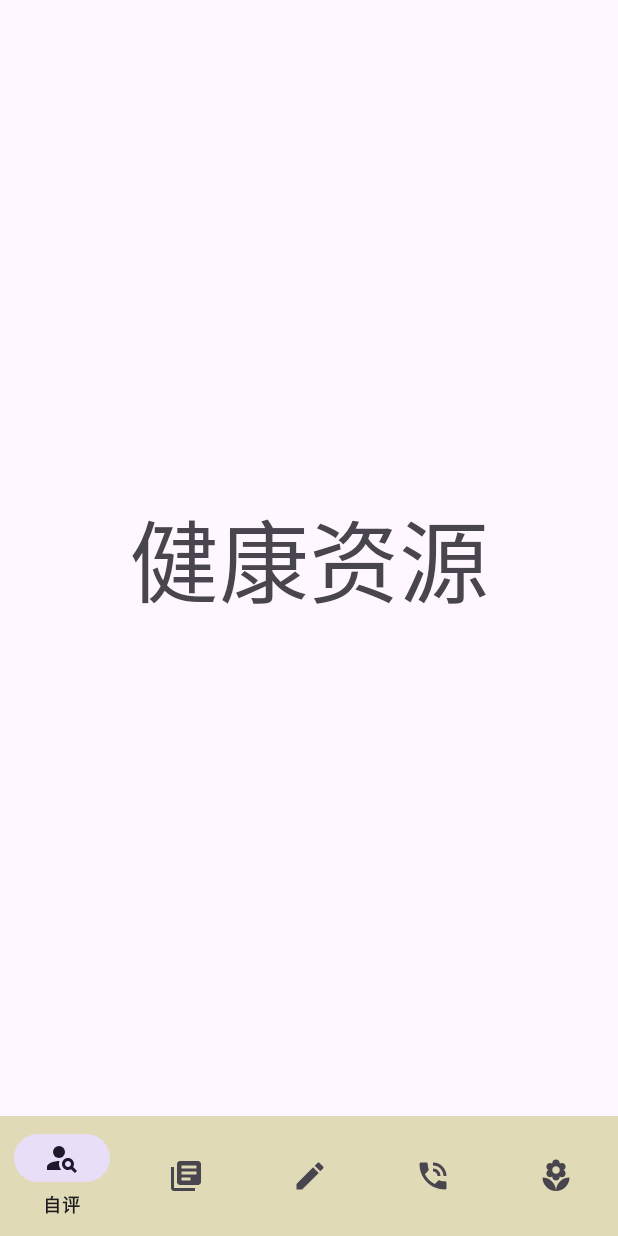
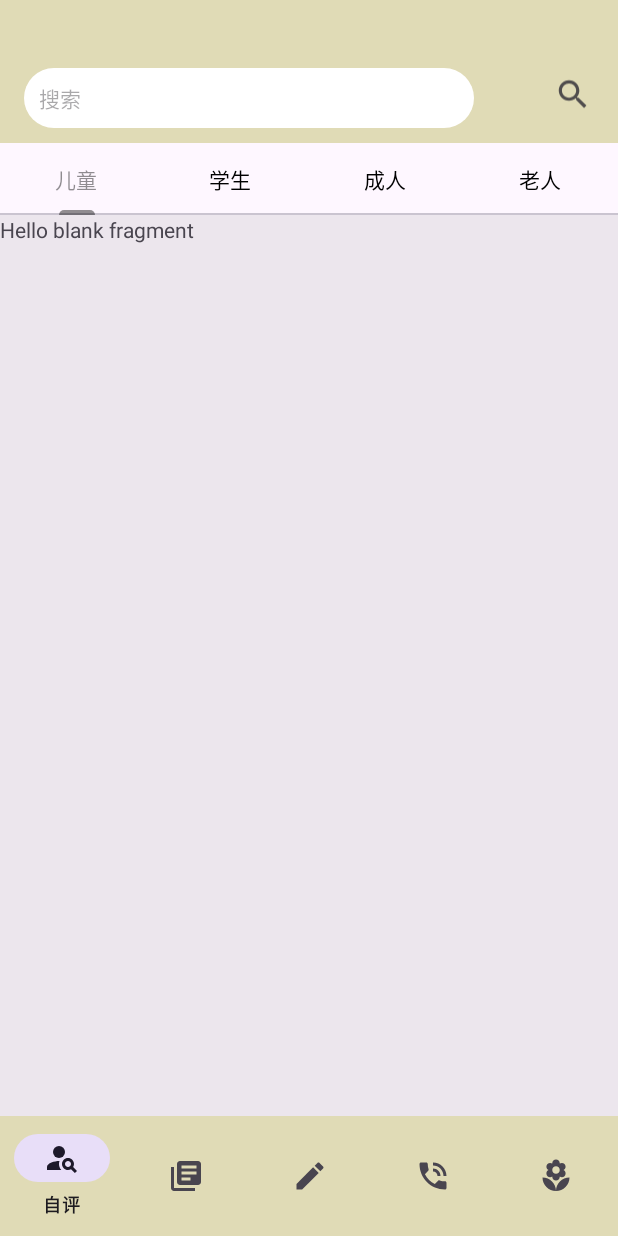
Before and after one commit to TsangHaotian/Mental_health_programs-Collaborative_projects, an Android app: the fragment health_resourcesFragment placed in its activity, on a phone screen of 412 x 824 dp. Run offline under Robolectric (Android 15) with nearby library versions, the phone set to English and light mode, and no system bars.

Commit message:
蒋丽颖
更新了健康资源界面，做了分类板块

```diff
--- a/app/src/main/java/com/example/mental_health_programs_collaborative_projects/fragment/health_resourcesFragment.java
+++ b/app/src/main/java/com/example/mental_health_programs_collaborative_projects/fragment/health_resourcesFragment.java
@@ -2,20 +2,92 @@ package com.example.mental_health_programs_collaborative_projects.fragment;
 
 import android.os.Bundle;
 
+import androidx.annotation.NonNull;
 import androidx.fragment.app.Fragment;
+import androidx.viewpager2.adapter.FragmentStateAdapter;
+import androidx.viewpager2.widget.ViewPager2;
 
 import android.view.LayoutInflater;
 import android.view.View;
 import android.view.ViewGroup;
 
 import com.example.mental_health_programs_collaborative_projects.R;
+import com.example.mental_health_programs_collaborative_projects.health_resource_fragment.TabNewsFragment;
+import com.google.android.material.tabs.TabLayout;
+import com.google.android.material.tabs.TabLayoutMediator;
 
 public class health_resourcesFragment extends Fragment {
-
+    private String[] titles = {"儿童", "学生", "成人", "老人"};
+    private TabLayout tab_layout;
+    private ViewPager2 viewPager;
 
     @Override
     public View onCreateView(LayoutInflater inflater, ViewGroup container, Bundle savedInstanceState) {
         // Inflate the layout for this fragment
         return inflater.inflate(R.layout.fragment_health_resources, container, false);
+
+
     }
+//        初始化控件
+        @Override
+        public void onViewCreated(View view, Bundle savedInstanceState) {
+            super.onViewCreated(view, savedInstanceState);
+
+            // 初始化控件
+            tab_layout = view.findViewById(R.id.tab_layout);
+            viewPager = view.findViewById(R.id.viewPager);
+
+
+//            viewPager 需要设置一个adapter
+
+            viewPager.setAdapter(new FragmentStateAdapter(this) {
+                @NonNull
+                @Override
+                public Fragment createFragment(int position) {
+                    String title = titles[position];
+                    TabNewsFragment tabNewsFragment = TabNewsFragment.newInstance(title);
+
+
+                    return tabNewsFragment;
+                }
+
+                @Override
+                public int getItemCount() {
+                    return titles.length;
+                }
+            });
+
+
+//            tab_layout点击事件
+            tab_layout.addOnTabSelectedListener(new TabLayout.OnTabSelectedListener() {
+                @Override
+                public void onTabSelected(TabLayout.Tab tab) {
+
+
+//                    设置viewPageer选中当前页
+                }
+
+                @Override
+                public void onTabUnselected(TabLayout.Tab tab) {
+
+                }
+
+                @Override
+                public void onTabReselected(TabLayout.Tab tab) {
+
+                }
+            });
+
+
+//            tab_layout和viewPager关联在一起
+            TabLayoutMediator tabLayoutMediator = new TabLayoutMediator(tab_layout, viewPager, new TabLayoutMediator.TabConfigurationStrategy() {
+                @Override
+                public void onConfigureTab(@NonNull TabLayout.Tab tab, int position) {
+                    tab.setText(titles[position]);
+                }
+            });
+            tabLayoutMediator.attach();
+        }
+
+
 }
--- /dev/null
+++ b/app/src/main/java/com/example/mental_health_programs_collaborative_projects/health_resource_fragment/TabNewsFragment.java
@@ -0,0 +1,46 @@
+package com.example.mental_health_programs_collaborative_projects.health_resource_fragment;
+
+import android.os.Bundle;
+
+import androidx.fragment.app.Fragment;
+
+import android.view.LayoutInflater;
+import android.view.View;
+import android.view.ViewGroup;
+
+import com.example.mental_health_programs_collaborative_projects.R;
+
+public class TabNewsFragment extends Fragment {
+
+
+    private static final String ARG_PARAM = "title";
+    private String title;
+
+
+    public TabNewsFragment() {
+
+    }
+
+    public static TabNewsFragment newInstance(String param) {
+        TabNewsFragment fragment = new TabNewsFragment();
+        Bundle args = new Bundle();
+        args.putString(ARG_PARAM, param);
+        fragment.setArguments(args);
+        return fragment;
+    }
+
+    @Override
+    public void onCreate(Bundle savedInstanceState) {
+        super.onCreate(savedInstanceState);
+        if (getArguments() != null) {
+            title = getArguments().getString(ARG_PARAM);
+        }
+    }
+
+    @Override
+    public View onCreateView(LayoutInflater inflater, ViewGroup container,
+                             Bundle savedInstanceState) {
+        // Inflate the layout for this fragment
+        return inflater.inflate(R.layout.fragment_tab_news, container, false);
+    }
+}
--- /dev/null
+++ b/app/src/main/res/drawable/rounded_corners.xml
@@ -0,0 +1,5 @@
+<?xml version="1.0" encoding="utf-8"?>
+<shape xmlns:android="http://schemas.android.com/apk/res/android">
+    <solid android:color="@color/white"/> <!-- 背景颜色 -->
+    <corners android:radius="20dp"/><!-- 圆角半径 -->
+</shape>
--- /dev/null
+++ b/app/src/main/res/drawable/search_icon.xml
@@ -0,0 +1,4 @@
+<vector xmlns:android="http://schemas.android.com/apk/res/android" android:height="24dp" android:tint="#504D4D" android:viewportHeight="24" android:viewportWidth="24" android:width="24dp">
+
+    <path android:fillColor="@android:color/white" android:pathData="M15.5,14h-0.79l-0.28,-0.27C15.41,12.59 16,11.11 16,9.5 16,5.91 13.09,3 9.5,3S3,5.91 3,9.5 5.91,16 9.5,16c1.61,0 3.09,-0.59 4.23,-1.57l0.27,0.28v0.79l5,4.99L20.49,19l-4.99,-5zM9.5,14C7.01,14 5,11.99 5,9.5S7.01,5 9.5,5 14,7.01 14,9.5 11.99,14 9.5,14z"/>
+</vector>
--- a/app/src/main/res/layout/fragment_health_resources.xml
+++ b/app/src/main/res/layout/fragment_health_resources.xml
@@ -3,18 +3,83 @@
     xmlns:tools="http://schemas.android.com/tools"
     android:layout_width="match_parent"
     android:layout_height="match_parent"
-    android:gravity="center"
+    xmlns:app="http://schemas.android.com/apk/res-auto"
     android:orientation="vertical"
-    tools:context=".fragment.cultivation_systemFragment">
+    tools:context=".fragment.self_assessmentFragment"
+    android:background="#12000000"
+    >
 
     <!-- TODO: Update blank fragment layout -->
 
-    <TextView
+
+<!--搜索框-->
+    <androidx.appcompat.widget.Toolbar
         android:layout_width="match_parent"
-        android:layout_height="wrap_content"
-        android:gravity="center"
-        android:textSize="60dp"
-        android:text="健康资源" />
+        android:layout_height="95dp"
+        android:paddingTop="35dp"
+        android:background="@color/yellow"
+        >
+
+        <RelativeLayout
+            android:gravity="center"
+            android:layout_width="match_parent"
+            android:layout_height="40dp"
+            >
+
+        <TextView
+            android:id="@+id/btn_searchtext"
+            android:layout_width="300dp"
+            android:layout_height="match_parent"
+            android:background="@drawable/rounded_corners"
+            android:gravity="center_vertical"
+            android:paddingLeft="10dp"
+            android:hint="搜索"
+            >
+        </TextView>
+
+            <ImageView
+                android:id="@+id/btn_search"
+                android:layout_width="35dp"
+                android:layout_height="35dp"
+                android:layout_alignParentRight="true"
+                android:layout_marginRight="7dp"
+                android:paddingRight="10dp"
+                android:src="@drawable/search_icon">
+
+            </ImageView>
 
 
+        </RelativeLayout>
+    </androidx.appcompat.widget.Toolbar>
+
+<!--板块分类框-->
+    <androidx.appcompat.widget.LinearLayoutCompat
+        android:layout_width="match_parent"
+        android:layout_height="match_parent"
+        android:orientation="vertical"
+        >
+
+
+   <com.google.android.material.tabs.TabLayout
+       android:id="@+id/tab_layout"
+       app:tabMode="fixed"
+       app:tabSelectedTextColor="@color/grey"
+       app:tabGravity="fill"
+       app:tabTextColor="@color/black"
+       android:layout_width="match_parent"
+       android:layout_height="wrap_content"
+       app:tabIndicatorColor="@color/grey"
+       />
+
+
+
+    <androidx.viewpager2.widget.ViewPager2
+        android:id="@+id/viewPager"
+        android:layout_width="match_parent"
+        android:layout_height="match_parent"
+        >
+
+    </androidx.viewpager2.widget.ViewPager2>
+    </androidx.appcompat.widget.LinearLayoutCompat>
+
 </androidx.appcompat.widget.LinearLayoutCompat>
--- a/app/src/main/res/layout/fragment_self_assessment.xml
+++ b/app/src/main/res/layout/fragment_self_assessment.xml
@@ -8,16 +8,19 @@
     tools:context=".fragment.self_assessmentFragment">
 
     <!-- 顶部布局 -->
+
+    <!-- 底部布局 -->
     <androidx.constraintlayout.widget.ConstraintLayout
         android:id="@+id/bt_bottomnavigation_top"
         android:layout_width="match_parent"
-        android:layout_height="105dp"
+        android:layout_height="95dp"
         android:background="#e0dbb6"
         android:paddingLeft="18dp"
         android:paddingTop="45dp"
         android:paddingRight="18dp"
         android:paddingBottom="10dp"
-        app:layout_constraintTop_toTopOf="parent">
+        app:layout_constraintTop_toTopOf="parent"
+        tools:layout_editor_absoluteX="0dp">
 
         <!-- 用户头像 -->
         <ImageButton
@@ -31,6 +34,8 @@
             tools:ignore="SpeakableTextPresentCheck" />
 
         <!-- 用户名 -->
+
+        <!-- 更多功能小图标 -->
         <TextView
             android:id="@+id/profile_name"
             android:layout_width="wrap_content"
@@ -43,10 +48,9 @@
             app:layout_constraintBottom_toBottomOf="@id/profile_icon"
             app:layout_constraintLeft_toRightOf="@id/profile_icon"
             app:layout_constraintTop_toTopOf="@id/profile_icon"
-            app:layout_constraintVertical_bias="0.0"
+            app:layout_constraintVertical_bias="0.156"
             tools:ignore="HardcodedText" />
 
-        <!-- 更多功能小图标 -->
         <ImageButton
             android:id="@+id/shopping_icon"
             android:layout_width="40dp"
@@ -60,7 +64,6 @@
 
     </androidx.constraintlayout.widget.ConstraintLayout>
 
-    <!-- 底部布局 -->
     <FrameLayout
         android:id="@+id/content"
         android:layout_width="match_parent"
--- /dev/null
+++ b/app/src/main/res/layout/fragment_tab_news.xml
@@ -0,0 +1,14 @@
+<?xml version="1.0" encoding="utf-8"?>
+<FrameLayout xmlns:android="http://schemas.android.com/apk/res/android"
+    xmlns:tools="http://schemas.android.com/tools"
+    android:layout_width="match_parent"
+    android:layout_height="match_parent"
+    tools:context=".health_resource_fragment.TabNewsFragment">
+
+    <!-- TODO: Update blank fragment layout -->
+    <TextView
+        android:layout_width="match_parent"
+        android:layout_height="match_parent"
+        android:text="@string/hello_blank_fragment" />
+
+</FrameLayout>
```
